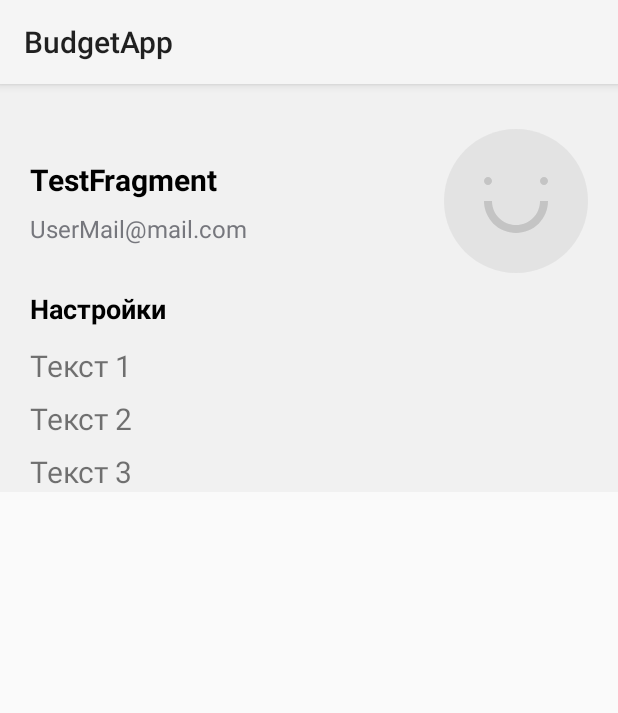
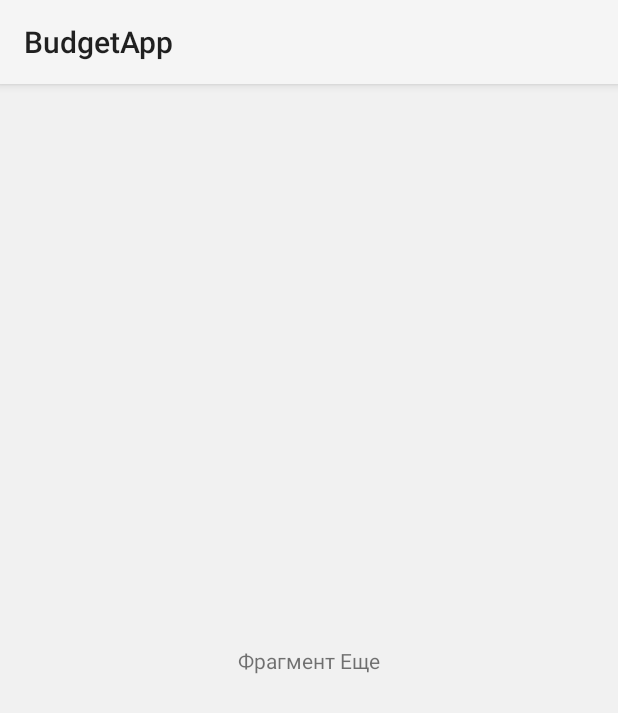
Before and after one commit to onoprygit/budget-app, an Android app: the fragment MoreFragment shown on its own in the app's theme, on a phone screen of 412 x 824 dp. Shown: the top 713 px of the screen. Run offline under Robolectric (Android 15) with nearby library versions, the phone set to English and light mode, and no system bars.

Commit message:
test setup has access with empty screens

```diff
--- a/app/src/main/java/com/onopry/budgetapp/ui/MoreFragment.kt
+++ b/app/src/main/java/com/onopry/budgetapp/ui/MoreFragment.kt
@@ -17,7 +17,7 @@ class MoreFragment : Fragment() {
         savedInstanceState: Bundle?
     ): View? {
         binding = FragmentMoreBinding.inflate(inflater, container, false)
-        binding.userName.text = "TestFragment"
+        binding.moreTextSample.text = "Фрагмент Еще"
         return binding.root
     }
 }
--- a/app/src/main/res/layout/activity_main.xml
+++ b/app/src/main/res/layout/activity_main.xml
@@ -2,7 +2,7 @@
 <androidx.constraintlayout.widget.ConstraintLayout
     xmlns:android="http://schemas.android.com/apk/res/android"
     xmlns:app="http://schemas.android.com/apk/res-auto"
-    android:id="@+id/activity_container"
+    android:id="@+id/activity_main"
     android:layout_width="match_parent"
     android:layout_height="match_parent">
 
@@ -23,14 +23,14 @@
         android:layout_width="match_parent"
         android:layout_height="match_parent"
         app:layout_constraintTop_toTopOf="parent"
-        app:layout_constraintBottom_toBottomOf="@id/nav_menu"
+        app:layout_constraintBottom_toBottomOf="@id/nav_view"
         app:layout_constraintStart_toStartOf="parent"
         app:layout_constraintEnd_toEndOf="parent"
         />
 
 
     <com.google.android.material.bottomnavigation.BottomNavigationView
-        android:id="@+id/nav_menu"
+        android:id="@+id/nav_view"
         android:layout_width="0dp"
         android:layout_height="wrap_content"
         android:layout_marginStart="0dp"
--- a/app/src/main/res/layout/fragment_analytics.xml
+++ b/app/src/main/res/layout/fragment_analytics.xml
@@ -4,7 +4,7 @@
     xmlns:tools="http://schemas.android.com/tools"
     android:layout_width="match_parent"
     android:layout_height="match_parent"
-    tools:context=".ui.home.AnalyticsFragment">
+    tools:context=".ui.AnalyticsFragment">
 
     <TextView
         android:id="@+id/text_home"
--- a/app/src/main/res/layout/fragment_budet_and_debts.xml
+++ b/app/src/main/res/layout/fragment_budet_and_debts.xml
@@ -4,7 +4,7 @@
     xmlns:tools="http://schemas.android.com/tools"
     android:layout_width="match_parent"
     android:layout_height="match_parent"
-    tools:context=".ui.dashboard.BudgetAndDebtsFragment">
+    tools:context=".ui.BudgetAndDebtsFragment">
 
     <TextView
         android:id="@+id/text_budget_and_debts"
--- a/app/src/main/res/layout/fragment_more.xml
+++ b/app/src/main/res/layout/fragment_more.xml
@@ -1,16 +1,24 @@
 <?xml version="1.0" encoding="utf-8"?>
-<ScrollView xmlns:android="http://schemas.android.com/apk/res/android"
+<!--<ScrollView xmlns:android="http://schemas.android.com/apk/res/android"
     android:layout_height="match_parent"
     android:layout_width="match_parent"
     xmlns:app="http://schemas.android.com/apk/res-auto"
-    xmlns:tools="http://schemas.android.com/tools">
-    <androidx.constraintlayout.widget.ConstraintLayout
-        xmlns:android="http://schemas.android.com/apk/res/android"
-        android:layout_width="match_parent"
-        android:layout_height="match_parent"
-        android:background="@color/main_background_gray"
-        >
-        <androidx.constraintlayout.widget.Guideline
+    xmlns:tools="http://schemas.android.com/tools">-->
+<androidx.constraintlayout.widget.ConstraintLayout xmlns:android="http://schemas.android.com/apk/res/android"
+    android:layout_width="match_parent"
+    android:layout_height="match_parent"
+    xmlns:app="http://schemas.android.com/apk/res-auto"
+    android:background="@color/main_background_gray">
+    <TextView
+        android:id="@+id/more_text_sample"
+        android:layout_width="wrap_content"
+        android:layout_height="wrap_content"
+        app:layout_constraintTop_toTopOf="parent"
+        app:layout_constraintBottom_toBottomOf="parent"
+        app:layout_constraintStart_toStartOf="parent"
+        app:layout_constraintEnd_toEndOf="parent"
+        />
+        <!--<androidx.constraintlayout.widget.Guideline
             android:id="@+id/guideline_start"
             android:layout_width="wrap_content"
             android:layout_height="wrap_content"
@@ -106,6 +114,7 @@
             android:textSize="20sp"
             />
 
-
+-->
     </androidx.constraintlayout.widget.ConstraintLayout>
-</ScrollView>
+<!--
+</ScrollView>-->
--- a/app/src/main/res/menu/bottom_nav_menu.xml
+++ b/app/src/main/res/menu/bottom_nav_menu.xml
@@ -12,7 +12,7 @@
         android:title="@string/title_transactions" />
 
     <item
-        android:id="@+id/budget_and_debts"
+        android:id="@+id/navigation_budget_and_debts"
         android:icon="@drawable/ic_budget_and_debts"
         android:title="@string/title_budget_and_debts" />
 
```
Also changed, not shown: app/src/main/java/com/onopry/budgetapp/MainActivity.kt (+44 -18 lines), app/src/main/java/com/onopry/budgetapp/ui/AnalyticsFragment.kt (added, +27 -0 lines), app/src/main/java/com/onopry/budgetapp/ui/BudgetAndDebtsFragment.kt (added, +23 -0 lines), app/src/main/java/com/onopry/budgetapp/ui/TransactionsFragment.kt (added, +26 -0 lines), app/src/main/java/com/onopry/budgetapp/ui/dashboard/BudgetAndDebtsFragment.kt (deleted, +0 -48 lines), app/src/main/java/com/onopry/budgetapp/ui/dashboard/BudgetAndDebtsViewModel.kt (deleted, +0 -13 lines), app/src/main/java/com/onopry/budgetapp/ui/home/AnalyticsFragment.kt (deleted, +0 -42 lines), app/src/main/java/com/onopry/budgetapp/ui/home/AnalyticsViewModel.kt (deleted, +0 -13 lines), app/src/main/java/com/onopry/budgetapp/ui/notifications/TransactionsFragment.kt (deleted, +0 -42 lines), app/src/main/java/com/onopry/budgetapp/ui/notifications/TransactionsViewModel.kt (deleted, +0 -13 lines), app/src/main/res/layout/fragment_transactions.xml (+15 -4 lines), app/src/main/res/navigation/mobile_navigation.xml (+4 -4 lines).
